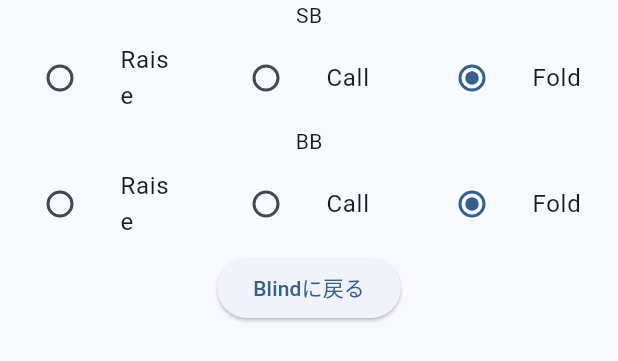
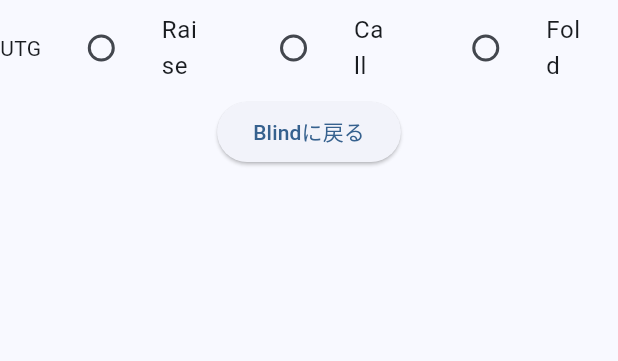
Before and after one commit to zawazawazawazawa/mixed_game_hand_history, a Flutter app: the PreflopPage widget shown alone on an empty page, opened directly, on a phone screen of 412 x 824 dp. Shown: the top 361 px of the screen. Run offline on Flutter 3.47's test engine with Material 3 defaults, Android fonts, the phone set to English and light mode, and no system bars.

Commit message:
:sparkles: UTGから順番にアクション選択UIが表示される

```diff
--- a/lib/my_app_state.dart
+++ b/lib/my_app_state.dart
@@ -1,4 +1,3 @@
-import 'package:fastest_hand_history/main.dart';
 import 'package:flutter/foundation.dart';
 
 class MyAppState extends ChangeNotifier {
@@ -7,14 +6,27 @@ class MyAppState extends ChangeNotifier {
   int _smallBlind = 100;
   int _ante = 100;
   int _participants = 2;
-  Map<int, Map<String, String>> _preflop = {1: {}};
+  List<PreFlopAction> _preflop = [];
+  // {
+  //    round: 1,
+  //    position: utg,
+  //    action: raise,
+  //    amount: 300
+  // },
+  // {
+  //    round: 1,
+  //    position: HJ,
+  //    action: fold,
+  //    amount: null
+  // }
+  //
 
   String get selectedIndex => _selectedIndex;
   int get bigBlind => _bigBlind;
   int get smallBlind => _smallBlind;
   int get ante => _ante;
   int get participants => _participants;
-  Map<int, Map<String, String>> get preflop => _preflop;
+  List<PreFlopAction> get preflop => _preflop;
 
   void updateSelectedIndex(String inputValue) {
     _selectedIndex = inputValue;
@@ -46,8 +58,15 @@ class MyAppState extends ChangeNotifier {
     }
   }
 
-  void updatePreflop(int round, String position, String action) {
-    preflop[round] = {position: action};
+  void updatePreflop(int round, String position, String action, int? amount) {
+    _preflop.add(PreFlopAction(
+      round: round,
+      position: position,
+      action: action,
+      amount: amount,
+    ));
+    print(_preflop);
+    notifyListeners();
   }
 
   getProperty(String key) {
@@ -65,3 +84,16 @@ class MyAppState extends ChangeNotifier {
     }
   }
 }
+
+class PreFlopAction {
+  int round;
+  String position;
+  String action;
+  int? amount;
+
+  PreFlopAction(
+      {required this.round,
+      required this.position,
+      required this.action,
+      this.amount});
+}
--- a/lib/preflop_page.dart
+++ b/lib/preflop_page.dart
@@ -5,9 +5,8 @@ import 'my_app_state.dart';
 
 class PreflopPage extends StatelessWidget {
   @override
-  Widget build (BuildContext context) {
-    return Consumer<MyAppState>(
-      builder: (context, state, child) {
+  Widget build(BuildContext context) {
+    return Consumer<MyAppState>(builder: (context, state, child) {
       List<String> positions = ['BB', 'SB', 'BTN', 'CO', 'HJ', 'LJ', 'UTG'];
 
       if (state.participants == 8) {
@@ -16,14 +15,14 @@ class PreflopPage extends StatelessWidget {
         positions.insertAll(6, ['UTG+2', 'UTG+1']);
       }
 
-        return Column(
-          children: [
+      return Column(children: [
         Column(
           mainAxisAlignment: MainAxisAlignment.center,
-              children: List.generate(state.participants, (index) {
-                  return RadioAction(positionName: positions[index]);
-                },
-              ).reversed.toList()
+          //children: List.generate(state.participants, (index) {
+          //    return RadioAction(positionName: positions[index]);
+          //  },
+          //).reversed.toList()
+          children: <Widget>[RadioAction(positions: positions)],
         ),
         ElevatedButton(
           onPressed: () {
@@ -32,24 +31,23 @@ class PreflopPage extends StatelessWidget {
           },
           child: Text('Blindに戻る'),
         ),
-          ]
-        );
-      }
-    );
+      ]);
+    });
   }
 }
 
 class RadioAction extends StatefulWidget {
-  final String positionName;
+  final List<String> positions;
 
-  RadioAction({required this.positionName});
+  RadioAction({required this.positions});
 
   @override
   _RadioActionState createState() => _RadioActionState();
 }
 
 class _RadioActionState extends State<RadioAction> {
-  String? _selectedAction = 'fold';
+  String? _selectedAction = null;
+  int _lastHandled = 0;
 
   @override
   void initState() {
@@ -59,17 +57,20 @@ class _RadioActionState extends State<RadioAction> {
   void _handleRadioValueChange(String? value) {
     setState(() {
       _selectedAction = value;
+      _lastHandled = _lastHandled + 1;
     });
   }
 
   @override
   Widget build(BuildContext context) {
     return Column(
+        children: List<Widget>.generate(widget.positions.length, (index) {
+      return Visibility(
+        //mainAxisAlignment: MainAxisAlignment.center,
+        visible: index <= _lastHandled,
+        child: Row(
           children: [
-        Text(widget.positionName),
-        Row(
-          mainAxisAlignment: MainAxisAlignment.center,
-          children: <Widget>[
+            Text(widget.positions[widget.positions.length - index - 1]),
             Expanded(
               child: ListTile(
                 title: Text('Raise'),
@@ -81,8 +82,7 @@ class _RadioActionState extends State<RadioAction> {
               ),
             ),
             Expanded(
-              child:
-                ListTile(
+              child: ListTile(
                 title: Text('Call'),
                 leading: Radio<String>(
                   value: 'call',
@@ -92,8 +92,7 @@ class _RadioActionState extends State<RadioAction> {
               ),
             ),
             Expanded(
-              child:
-                ListTile(
+              child: ListTile(
                 title: Text('Fold'),
                 leading: Radio<String>(
                   value: 'fold',
@@ -102,12 +101,9 @@ class _RadioActionState extends State<RadioAction> {
                 ),
               ),
             )
-          ]
+          ],
         ),
-        Center(
-          child: _selectedAction == 'raise' ? Text('raiseした') : null
-        ),
-      ],
       );
+    }));
   }
 }
```
Lines whose indentation alone changed are shown as unchanged.
